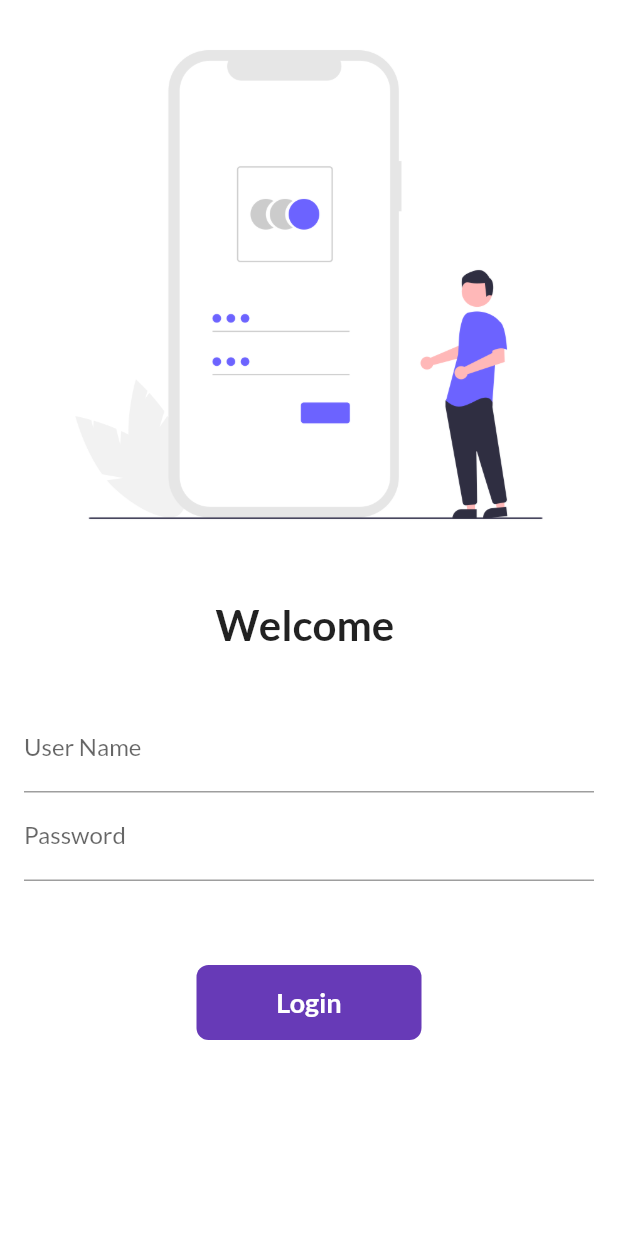
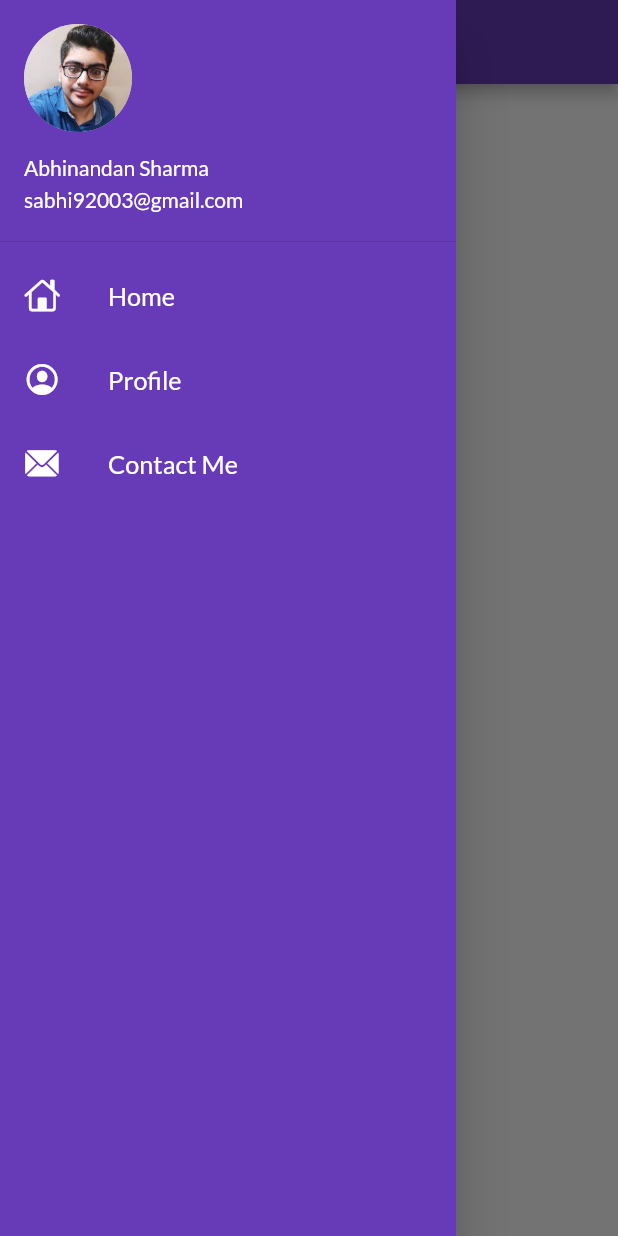
Before and after one commit to Abhinandan2003/flutter_catalog, a Flutter app: the screen it shows after launch, with the side drawer open (before the commit the screen has no drawer), on a phone screen of 412 x 824 dp. Run offline on Flutter 3.47's test engine with Material 2 defaults, Android fonts, the phone set to English and light mode, and no system bars; our stand-ins replace google_fonts.

Commit message:
day5 completed

```diff
--- a/lib/pages/home_page.dart
+++ b/lib/pages/home_page.dart
@@ -1,4 +1,5 @@
 import 'package:flutter/material.dart';
+import 'package:flutter_catalog/widgets/drawer.dart';
 
 class HomePage extends StatelessWidget {
   const HomePage({super.key});
@@ -7,12 +8,12 @@ class HomePage extends StatelessWidget {
   Widget build(BuildContext context) {
     return  Scaffold(
       appBar: AppBar(
-        title: const Text("demo app"),
+        title: const Text("catalog app"),
       ),
       body: const Center(
         child: Text("welcome to app")
       ),
-      drawer: const Drawer(),
+      drawer: mydrawer(),
     );
   }
 }
--- a/lib/pages/main.dart
+++ b/lib/pages/main.dart
@@ -20,7 +20,9 @@ class MyApp extends StatelessWidget {
       primaryTextTheme: GoogleFonts.latoTextTheme()
       ),
       darkTheme: ThemeData(brightness: Brightness.dark),
-      initialRoute: "/",
+      debugShowCheckedModeBanner: false,
+      initialRoute: Myroutes.homeroute,
+
       routes: {
         "/": (context) => const LoginPage(),
         Myroutes.loginroute: (context) => const LoginPage(),
--- /dev/null
+++ b/lib/widgets/drawer.dart
@@ -0,0 +1,48 @@
+// ignore_for_file: prefer_const_constructors, prefer_const_declarations, prefer_const_literals_to_create_immutables
+
+import 'package:flutter/cupertino.dart';
+import 'package:flutter/material.dart';
+
+class mydrawer extends StatelessWidget {
+  const mydrawer({super.key});
+
+  @override
+  Widget build(BuildContext context) {
+    final imgurl =
+        "https://digitalpress.fra1.cdn.digitaloceanspaces.com/zn3wniw/2021/11/pk.jpg";
+    return Drawer(
+      child: Container(
+        color: Colors.deepPurple,
+        child: ListView(
+          padding: EdgeInsets.zero,
+          children: [
+            DrawerHeader(
+                padding: EdgeInsets.zero,
+                child: UserAccountsDrawerHeader(
+                  margin: EdgeInsets.zero,
+                  accountName: Text("Abhinandan Sharma",
+                  style: TextStyle(color: Colors.white),),
+                  accountEmail: Text("sabhi92003@gmail.com",
+                  style: TextStyle(color: Colors.white)),
+                  currentAccountPicture: CircleAvatar(
+                      backgroundImage: AssetImage('assets/images/profile.jpg')),
+                )
+                ),
+                ListTile(
+                  leading: Icon(CupertinoIcons.home , color: Colors.white,),
+                  title: Text("Home" , textScaleFactor: 1.2 , style: TextStyle(color: Colors.white),),
+                ),
+                ListTile(
+                  leading: Icon(CupertinoIcons.profile_circled , color: Colors.white,),
+                  title: Text("Profile" , textScaleFactor: 1.2 , style: TextStyle(color: Colors.white),),
+                ),
+                ListTile(
+                  leading: Icon(CupertinoIcons.mail_solid , color: Colors.white,),
+                  title: Text("Contact Me" , textScaleFactor: 1.2 , style: TextStyle(color: Colors.white),),
+                )
+          ],
+        ),
+      ),
+    );
+  }
+}
```
Also changed, not shown: lib/pages/login_page.dart (+47 -18 lines), assets/images/profile.jpg (added).
